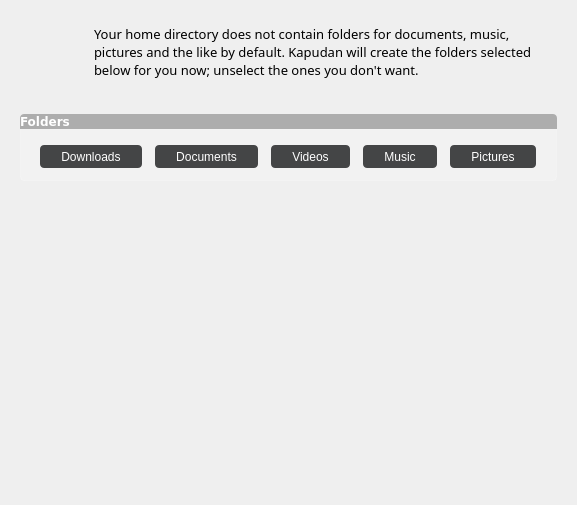
Qt form ui/ui_scrFolder.ui (rshipp/kapudan) before a commit.
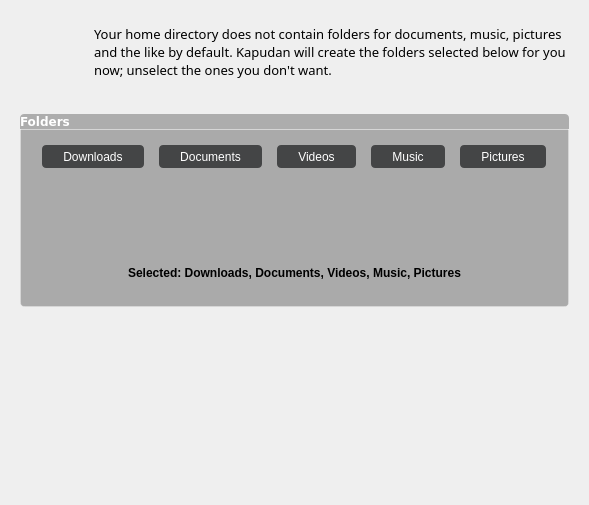
The same form after that commit. Icons and pictures are not drawn.

Commit message:
Working on folder screen.
Changed icons, text, stylesheets. Added a textedit widget to make folder
selection more readable.

Diff of the .ui file:
```diff
--- a/ui/ui_scrFolder.ui
+++ b/ui/ui_scrFolder.ui
@@ -6,7 +6,7 @@
    <rect>
     <x>0</x>
     <y>0</y>
-    <width>577</width>
+    <width>589</width>
     <height>505</height>
    </rect>
   </property>
@@ -46,12 +46,17 @@
        </property>
        <property name="styleSheet">
         <string notr="true">#groupBoxFolders{
-background-color: rgb(242, 242, 242);
-border: 1px solid rgba(255,255,255,50);
-border-bottom-left-radius: 4px;
-border-bottom-right-radius: 4px;
+    background-color: rgb(170, 170, 170);
+    border: 1px solid rgba(255,255,255,50);
+    border-bottom-left-radius: 4px;
+    border-bottom-right-radius: 4px;
 }
 
+QTextEdit{
+    background-color: rgb(170, 170, 170);
+    color: rgb(0,0,0);
+    border: 0px;
+}
 
 QToolButton{
 	padding: 3px 10px 3px 10px;
@@ -226,6 +231,51 @@
           </item>
          </layout>
         </item>
+        <item>
+         <spacer name="verticalSpacer">
+          <property name="orientation">
+           <enum>Qt::Vertical</enum>
+          </property>
+          <property name="sizeHint" stdset="0">
+           <size>
+            <width>20</width>
+            <height>16</height>
+           </size>
+          </property>
+         </spacer>
+        </item>
+        <item>
+         <widget class="QTextEdit" name="textEdit">
+          <property name="sizePolicy">
+           <sizepolicy hsizetype="Expanding" vsizetype="Minimum">
+            <horstretch>0</horstretch>
+            <verstretch>0</verstretch>
+           </sizepolicy>
+          </property>
+          <property name="minimumSize">
+           <size>
+            <width>0</width>
+            <height>32</height>
+           </size>
+          </property>
+          <property name="maximumSize">
+           <size>
+            <width>16777215</width>
+            <height>32</height>
+           </size>
+          </property>
+          <property name="html">
+           <string>&lt;!DOCTYPE HTML PUBLIC &quot;-//W3C//DTD HTML 4.0//EN&quot; &quot;http://www.w3.org/TR/REC-html40/strict.dtd&quot;&gt;
+&lt;html&gt;&lt;head&gt;&lt;meta name=&quot;qrichtext&quot; content=&quot;1&quot; /&gt;&lt;style type=&quot;text/css&quot;&gt;
+p, li { white-space: pre-wrap; }
+&lt;/style&gt;&lt;/head&gt;&lt;body style=&quot; font-family:'DejaVu Sans'; font-size:9pt; font-weight:400; font-style:normal;&quot;&gt;
+&lt;p align=&quot;center&quot; style=&quot; margin-top:0px; margin-bottom:0px; margin-left:0px; margin-right:0px; -qt-block-indent:0; text-indent:0px;&quot;&gt;&lt;span style=&quot; font-weight:600;&quot;&gt;Selected: Downloads, Documents, Videos, Music, Pictures&lt;/span&gt;&lt;/p&gt;&lt;/body&gt;&lt;/html&gt;</string>
+          </property>
+          <property name="textInteractionFlags">
+           <set>Qt::NoTextInteraction</set>
+          </property>
+         </widget>
+        </item>
        </layout>
       </widget>
      </item>
```
Left out of the diff: 15 changed lines with no effect on the pictures. The commit also changes 1 other file.
